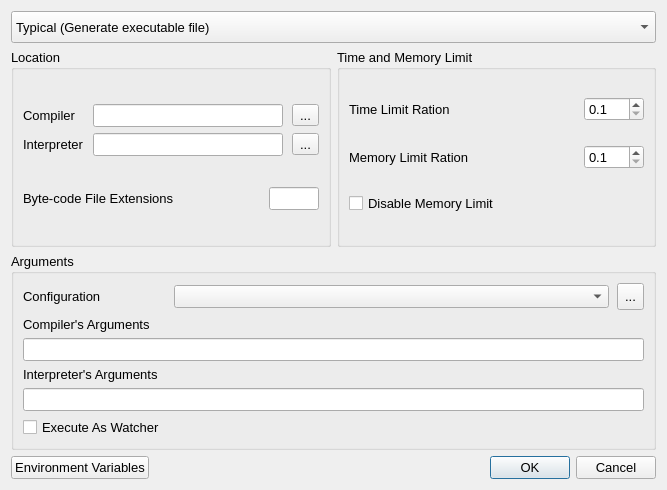
The window that src/forms/advancedcompilersettingsdialog.ui (Project-LemonLime/Project_LemonLime) describes before a commit, drawn with Qt 5.
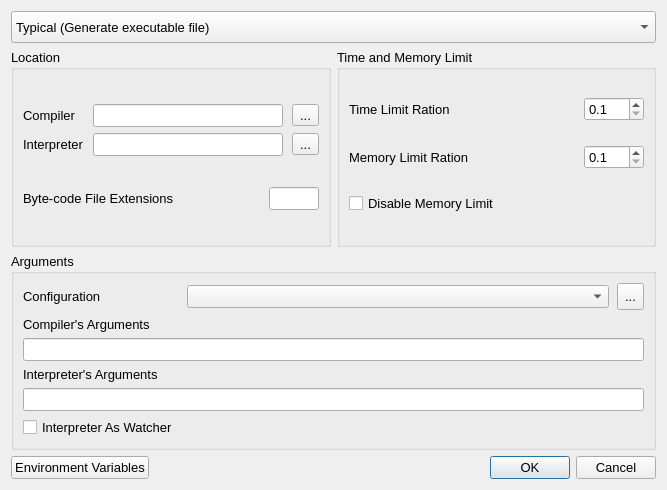
The same window after the commit. Icons and pictures are not drawn.

Commit message: refactor: Rename to Interpreter as Watcher

Patch:
```diff
--- a/src/forms/advancedcompilersettingsdialog.ui
+++ b/src/forms/advancedcompilersettingsdialog.ui
@@ -306,7 +306,7 @@
       <item row="5" column="0">
        <widget class="QCheckBox" name="executeAsWatcher">
         <property name="text">
-         <string>Execute As Watcher</string>
+         <string>Interpreter As Watcher</string>
         </property>
        </widget>
       </item>
```
Left out of the diff: 4 changed lines with no effect on the pictures. The commit also changes 11 other files.
